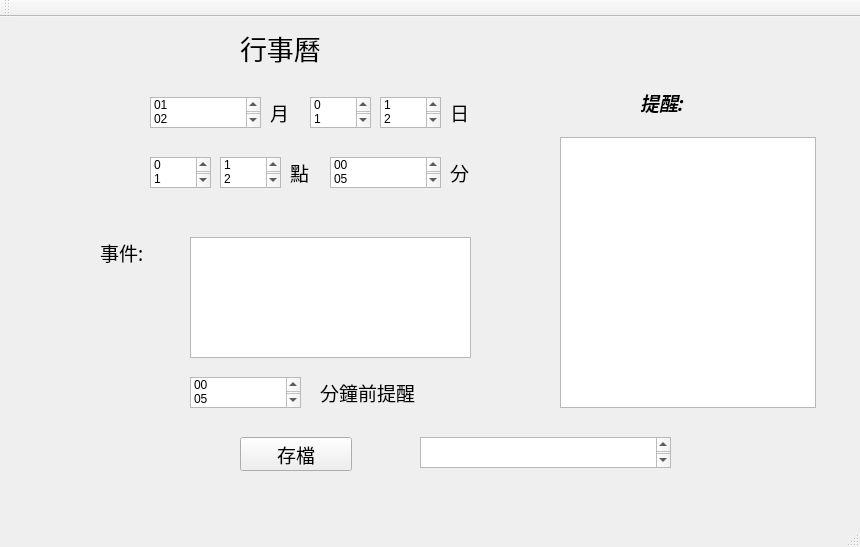
Old version of the form mainwindow.ui in the repository orange95/HW5.
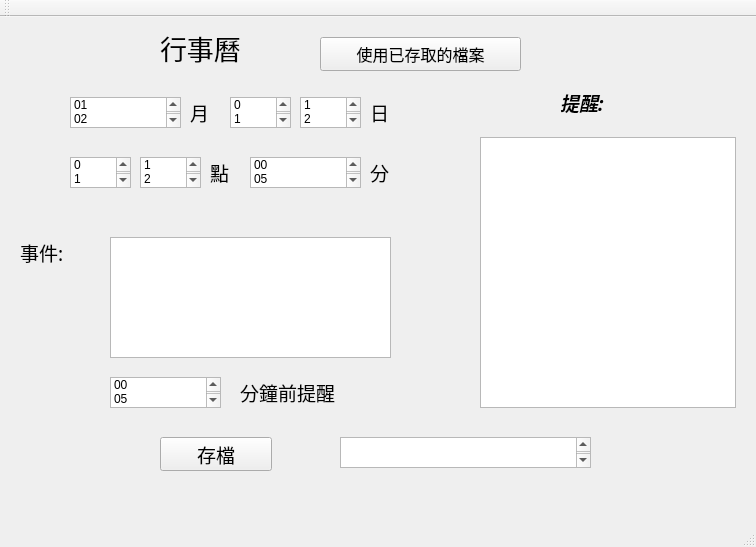
New version of the form.

Commit message: 可從任意位置開啟之前存取的Calendar

The edit to the form file:
```diff
--- a/mainwindow.ui
+++ b/mainwindow.ui
@@ -6,7 +6,7 @@
    <rect>
     <x>0</x>
     <y>0</y>
-    <width>860</width>
+    <width>756</width>
     <height>547</height>
    </rect>
   </property>
@@ -17,7 +17,7 @@
    <widget class="QListWidget" name="month">
     <property name="geometry">
      <rect>
-      <x>150</x>
+      <x>70</x>
       <y>80</y>
       <width>111</width>
       <height>31</height>
@@ -87,7 +87,7 @@
    <widget class="QListWidget" name="day1">
     <property name="geometry">
      <rect>
-      <x>310</x>
+      <x>230</x>
       <y>80</y>
       <width>61</width>
       <height>31</height>
@@ -117,7 +117,7 @@
    <widget class="QListWidget" name="minute">
     <property name="geometry">
      <rect>
-      <x>330</x>
+      <x>250</x>
       <y>140</y>
       <width>111</width>
       <height>31</height>
@@ -187,7 +187,7 @@
    <widget class="QListWidget" name="day2">
     <property name="geometry">
      <rect>
-      <x>380</x>
+      <x>300</x>
       <y>80</y>
       <width>61</width>
       <height>31</height>
@@ -247,7 +247,7 @@
    <widget class="QListWidget" name="hour1">
     <property name="geometry">
      <rect>
-      <x>150</x>
+      <x>70</x>
       <y>140</y>
       <width>61</width>
       <height>31</height>
@@ -272,7 +272,7 @@
    <widget class="QListWidget" name="hour2">
     <property name="geometry">
      <rect>
-      <x>220</x>
+      <x>140</x>
       <y>140</y>
       <width>61</width>
       <height>31</height>
@@ -332,7 +332,7 @@
    <widget class="QListWidget" name="remindMinute">
     <property name="geometry">
      <rect>
-      <x>190</x>
+      <x>110</x>
       <y>360</y>
       <width>111</width>
       <height>31</height>
@@ -377,7 +377,7 @@
    <widget class="QLabel" name="label_8">
     <property name="geometry">
      <rect>
-      <x>240</x>
+      <x>160</x>
       <y>10</y>
       <width>121</width>
       <height>41</height>
@@ -396,7 +396,7 @@
    <widget class="QLabel" name="label_2">
     <property name="geometry">
      <rect>
-      <x>270</x>
+      <x>190</x>
       <y>80</y>
       <width>31</width>
       <height>31</height>
@@ -415,7 +415,7 @@
    <widget class="QLabel" name="label_3">
     <property name="geometry">
      <rect>
-      <x>450</x>
+      <x>370</x>
       <y>80</y>
       <width>31</width>
       <height>31</height>
@@ -434,7 +434,7 @@
    <widget class="QLabel" name="label_4">
     <property name="geometry">
      <rect>
-      <x>290</x>
+      <x>210</x>
       <y>140</y>
       <width>31</width>
       <height>31</height>
@@ -453,7 +453,7 @@
    <widget class="QLabel" name="label_5">
     <property name="geometry">
      <rect>
-      <x>450</x>
+      <x>370</x>
       <y>140</y>
       <width>31</width>
       <height>31</height>
@@ -472,7 +472,7 @@
    <widget class="QLabel" name="label_9">
     <property name="geometry">
      <rect>
-      <x>100</x>
+      <x>20</x>
       <y>220</y>
       <width>71</width>
       <height>31</height>
@@ -491,7 +491,7 @@
    <widget class="QTextEdit" name="textEdit">
     <property name="geometry">
      <rect>
-      <x>190</x>
+      <x>110</x>
       <y>220</y>
       <width>281</width>
       <height>121</height>
@@ -501,7 +501,7 @@
    <widget class="QLabel" name="label_6">
     <property name="geometry">
      <rect>
-      <x>320</x>
+      <x>240</x>
       <y>360</y>
       <width>161</width>
       <height>31</height>
@@ -520,7 +520,7 @@
    <widget class="QPushButton" name="pushButton">
     <property name="geometry">
      <rect>
-      <x>240</x>
+      <x>160</x>
       <y>420</y>
       <width>112</width>
       <height>34</height>
@@ -539,7 +539,7 @@
    <widget class="QTextBrowser" name="reminder">
     <property name="geometry">
      <rect>
-      <x>560</x>
+      <x>480</x>
       <y>120</y>
       <width>256</width>
       <height>271</height>
@@ -549,7 +549,7 @@
    <widget class="QLabel" name="label_7">
     <property name="geometry">
      <rect>
-      <x>640</x>
+      <x>560</x>
       <y>70</y>
       <width>71</width>
       <height>31</height>
@@ -571,7 +571,7 @@
    <widget class="QTextBrowser" name="show">
     <property name="geometry">
      <rect>
-      <x>420</x>
+      <x>340</x>
       <y>420</y>
       <width>251</width>
       <height>31</height>
@@ -584,6 +584,25 @@
      </font>
     </property>
    </widget>
+   <widget class="QPushButton" name="Load">
+    <property name="geometry">
+     <rect>
+      <x>320</x>
+      <y>20</y>
+      <width>201</width>
+      <height>34</height>
+     </rect>
+    </property>
+    <property name="font">
+     <font>
+      <family>標楷體</family>
+      <pointsize>12</pointsize>
+     </font>
+    </property>
+    <property name="text">
+     <string>使用已存取的檔案</string>
+    </property>
+   </widget>
   </widget>
   <widget class="QMenuBar" name="menuBar">
    <property name="geometry">
```
Left out of the diff: 2 changed lines with no effect on the pictures. The commit also changes 2 other files.
